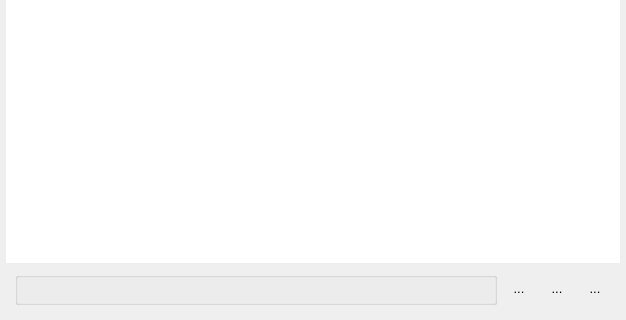
This is src/popupdialog.ui in glaumar/PopTranslate as Qt 5 draws it before an edit; both pictures show x 0 to 626 and y 171 to 491 of the 626 by 491 pixel window. The edited form follows.
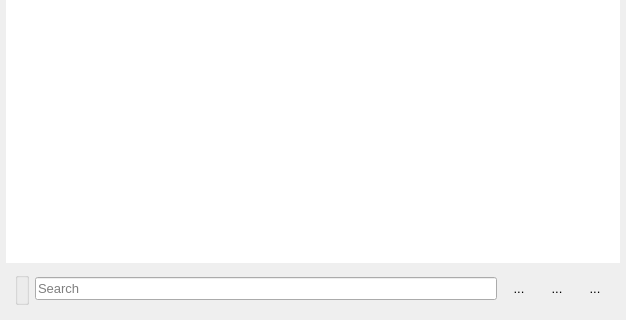
This is the edited form. Icons and pictures are not drawn.

Commit message: Add search bar

The edit to the form file:
```diff
--- a/src/popupdialog.ui
+++ b/src/popupdialog.ui
@@ -282,6 +282,16 @@
         </layout>
        </widget>
       </item>
+      <item>
+       <widget class="QLineEdit" name="search_lineedit">
+        <property name="contextMenuPolicy">
+         <enum>Qt::NoContextMenu</enum>
+        </property>
+        <property name="placeholderText">
+         <string>Search</string>
+        </property>
+       </widget>
+      </item>
       <item>
        <widget class="QWidget" name="bottom_right" native="true">
         <property name="sizePolicy">
```
Left out of the diff: 7 changed lines with no effect on the pictures. The commit also changes 8 other files.
